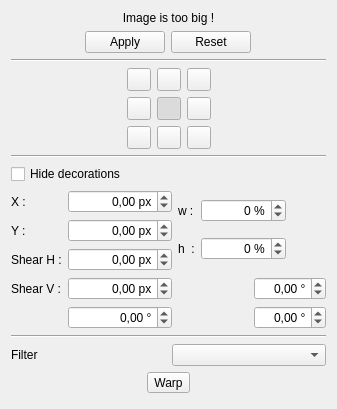
KDE/krita, file krita/plugins/tools/tool_transform2/wdg_tool_transform.ui: the form before one commit.
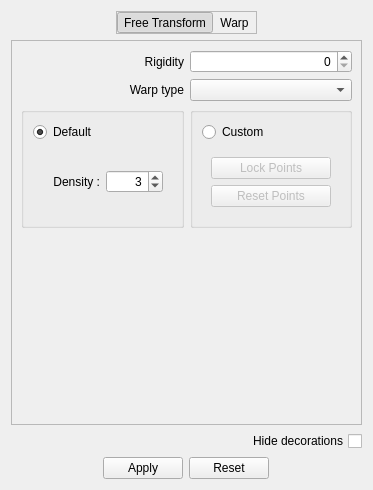
The form after the commit. The open tabs and pages were chosen to show the change. Custom widgets are drawn as their Qt base class.

Patch:
```diff
--- a/krita/plugins/tools/tool_transform2/wdg_tool_transform.ui
+++ b/krita/plugins/tools/tool_transform2/wdg_tool_transform.ui
@@ -6,12 +6,12 @@
    <rect>
     <x>0</x>
     <y>0</y>
-    <width>337</width>
-    <height>409</height>
+    <width>373</width>
+    <height>490</height>
    </rect>
   </property>
   <property name="sizePolicy">
-   <sizepolicy hsizetype="Preferred" vsizetype="Preferred">
+   <sizepolicy hsizetype="Minimum" vsizetype="Minimum">
     <horstretch>0</horstretch>
     <verstretch>0</verstretch>
    </sizepolicy>
@@ -22,15 +22,131 @@
     <height>0</height>
    </size>
   </property>
+  <property name="maximumSize">
+   <size>
+    <width>16777215</width>
+    <height>16777215</height>
+   </size>
+  </property>
+  <property name="baseSize">
+   <size>
+    <width>0</width>
+    <height>0</height>
+   </size>
+  </property>
   <property name="windowTitle">
-   <string>Transform</string>
+   <string>Form</string>
   </property>
-  <property name="locale">
-   <locale language="French" country="France"/>
+  <property name="layoutDirection">
+   <enum>Qt::LeftToRight</enum>
   </property>
-  <layout class="QVBoxLayout" name="verticalLayout_3">
+  <layout class="QHBoxLayout" name="horizontalLayout_5">
    <item>
-    <layout class="QVBoxLayout" name="verticalLayout_4" stretch="0,0,0,0,0,0,0,0,0,0">
+    <layout class="QVBoxLayout" name="verticalLayout_2" stretch="0,0,0,0">
+     <item>
+      <layout class="QHBoxLayout" name="horizontalLayout">
+       <item>
+        <spacer name="horizontalSpacer_2">
+         <property name="orientation">
+          <enum>Qt::Horizontal</enum>
+         </property>
+         <property name="sizeHint" stdset="0">
+          <size>
+           <width>40</width>
+           <height>20</height>
+          </size>
+         </property>
+        </spacer>
+       </item>
+       <item>
+        <widget class="QFrame" name="frame">
+         <property name="frameShape">
+          <enum>QFrame::StyledPanel</enum>
+         </property>
+         <property name="frameShadow">
+          <enum>QFrame::Raised</enum>
+         </property>
+         <layout class="QHBoxLayout" name="horizontalLayout_3">
+          <property name="spacing">
+           <number>0</number>
+          </property>
+          <property name="margin">
+           <number>0</number>
+          </property>
+          <item>
+           <widget class="QToolButton" name="freeTransformButton">
+            <property name="text">
+             <string>Free Transform</string>
+            </property>
+            <property name="checkable">
+             <bool>true</bool>
+            </property>
+            <property name="checked">
+             <bool>true</bool>
+            </property>
+            <property name="autoExclusive">
+             <bool>true</bool>
+            </property>
+            <property name="autoRaise">
+             <bool>true</bool>
+            </property>
+           </widget>
+          </item>
+          <item>
+           <widget class="QToolButton" name="warpButton">
+            <property name="text">
+             <string>Warp</string>
+            </property>
+            <property name="checkable">
+             <bool>true</bool>
+            </property>
+            <property name="checked">
+             <bool>false</bool>
+            </property>
+            <property name="autoExclusive">
+             <bool>true</bool>
+            </property>
+            <property name="autoRaise">
+             <bool>true</bool>
+            </property>
+           </widget>
+          </item>
+         </layout>
+        </widget>
+       </item>
+       <item>
+        <spacer name="horizontalSpacer">
+         <property name="orientation">
+          <enum>Qt::Horizontal</enum>
+         </property>
+         <property name="sizeHint" stdset="0">
+          <size>
+           <width>40</width>
+           <height>20</height>
+          </size>
+         </property>
+        </spacer>
+       </item>
+      </layout>
+     </item>
+     <item>
+      <widget class="QStackedWidget" name="stackedWidget">
+       <property name="frameShape">
+        <enum>QFrame::StyledPanel</enum>
+       </property>
+       <property name="frameShadow">
+        <enum>QFrame::Raised</enum>
+       </property>
+       <property name="currentIndex">
+        <number>0</number>
+       </property>
+       <widget class="QWidget" name="freeTransformWidget">
+        <layout class="QVBoxLayout" name="verticalLayout_4">
+         <item>
+          <layout class="QVBoxLayout" name="verticalLayout_5" stretch="0,0,0,0,0,0,0">
+           <item>
+            <widget class="QWidget" name="tooBigLabelWidget" native="true">
+             <layout class="QVBoxLayout" name="tooBigLabelLayout">
      <item>
       <widget class="QLabel" name="tooBigLabel">
        <property name="layoutDirection">
@@ -44,22 +160,6 @@
        </property>
       </widget>
      </item>
-     <item>
-      <widget class="QDialogButtonBox" name="buttonBox">
-       <property name="layoutDirection">
-        <enum>Qt::RightToLeft</enum>
-       </property>
-       <property name="orientation">
-        <enum>Qt::Horizontal</enum>
-       </property>
-       <property name="standardButtons">
-        <set>QDialogButtonBox::Apply|QDialogButtonBox::Reset</set>
-       </property>
-       <property name="centerButtons">
-        <bool>true</bool>
-       </property>
-      </widget>
-     </item>
      <item>
       <widget class="Line" name="line">
        <property name="orientation">
@@ -67,18 +167,18 @@
        </property>
       </widget>
      </item>
+             </layout>
+            </widget>
+           </item>
      <item>
       <layout class="QVBoxLayout" name="verticalLayout">
        <item>
-        <layout class="QHBoxLayout" name="horizontalLayout">
+              <layout class="QHBoxLayout" name="horizontalLayout_2" stretch="1,0,1,2">
          <item>
-          <spacer name="horizontalSpacer">
+                <spacer name="horizontalSpacer_4">
            <property name="orientation">
             <enum>Qt::Horizontal</enum>
            </property>
-           <property name="sizeType">
-            <enum>QSizePolicy::Expanding</enum>
-           </property>
            <property name="sizeHint" stdset="0">
             <size>
              <width>40</width>
@@ -272,13 +372,10 @@
           </layout>
          </item>
          <item>
-          <spacer name="horizontalSpacer_2">
+                <spacer name="horizontalSpacer_3">
            <property name="orientation">
             <enum>Qt::Horizontal</enum>
            </property>
-           <property name="sizeType">
-            <enum>QSizePolicy::Expanding</enum>
-           </property>
            <property name="sizeHint" stdset="0">
             <size>
              <width>40</width>
@@ -287,6 +384,127 @@
            </property>
           </spacer>
          </item>
+               <item>
+                <layout class="QGridLayout" name="gridLayout_2" columnstretch="1,0">
+                 <item row="0" column="0">
+                  <widget class="QLabel" name="label_rotateX">
+                   <property name="layoutDirection">
+                    <enum>Qt::LeftToRight</enum>
+                   </property>
+                   <property name="text">
+                    <string/>
+                   </property>
+                   <property name="alignment">
+                    <set>Qt::AlignRight|Qt::AlignTrailing|Qt::AlignVCenter</set>
+                   </property>
+                  </widget>
+                 </item>
+                 <item row="0" column="1">
+                  <widget class="QDoubleSpinBox" name="aXBox">
+                   <property name="wrapping">
+                    <bool>true</bool>
+                   </property>
+                   <property name="alignment">
+                    <set>Qt::AlignRight|Qt::AlignTrailing|Qt::AlignVCenter</set>
+                   </property>
+                   <property name="accelerated">
+                    <bool>true</bool>
+                   </property>
+                   <property name="suffix">
+                    <string> °</string>
+                   </property>
+                   <property name="maximum">
+                    <double>360.000000000000000</double>
+                   </property>
+                  </widget>
+                 </item>
+                 <item row="1" column="1">
+                  <widget class="QDoubleSpinBox" name="aYBox">
+                   <property name="wrapping">
+                    <bool>true</bool>
+                   </property>
+                   <property name="alignment">
+                    <set>Qt::AlignRight|Qt::AlignTrailing|Qt::AlignVCenter</set>
+                   </property>
+                   <property name="accelerated">
+                    <bool>true</bool>
+                   </property>
+                   <property name="suffix">
+                    <string> °</string>
+                   </property>
+                   <property name="maximum">
+                    <double>360.000000000000000</double>
+                   </property>
+                  </widget>
+                 </item>
+                 <item row="1" column="0">
+                  <widget class="QLabel" name="label_rotateY">
+                   <property name="sizePolicy">
+                    <sizepolicy hsizetype="Preferred" vsizetype="Preferred">
+                     <horstretch>0</horstretch>
+                     <verstretch>0</verstretch>
+                    </sizepolicy>
+                   </property>
+                   <property name="layoutDirection">
+                    <enum>Qt::LeftToRight</enum>
+                   </property>
+                   <property name="text">
+                    <string/>
+                   </property>
+                   <property name="alignment">
+                    <set>Qt::AlignRight|Qt::AlignTrailing|Qt::AlignVCenter</set>
+                   </property>
+                  </widget>
+                 </item>
+                 <item row="2" column="1">
+                  <widget class="QDoubleSpinBox" name="aZBox">
+                   <property name="sizePolicy">
+                    <sizepolicy hsizetype="Minimum" vsizetype="Fixed">
+                     <horstretch>0</horstretch>
+                     <verstretch>0</verstretch>
+                    </sizepolicy>
+                   </property>
+                   <property name="wrapping">
+                    <bool>true</bool>
+                   </property>
+                   <property name="alignment">
+                    <set>Qt::AlignRight|Qt::AlignTrailing|Qt::AlignVCenter</set>
+                   </property>
+                   <property name="accelerated">
+                    <bool>true</bool>
+                   </property>
+                   <property name="suffix">
+                    <string> °</string>
+                   </property>
+                   <property name="decimals">
+                    <number>2</number>
+                   </property>
+                   <property name="maximum">
+                    <double>360.000000000000000</double>
+                   </property>
+                  </widget>
+                 </item>
+                 <item row="2" column="0">
+                  <widget class="QLabel" name="label_rotateZ">
+                   <property name="sizePolicy">
+                    <sizepolicy hsizetype="Preferred" vsizetype="Preferred">
+                     <horstretch>0</horstretch>
+                     <verstretch>0</verstretch>
+                    </sizepolicy>
+                   </property>
+                   <property name="layoutDirection">
+                    <enum>Qt::LeftToRight</enum>
+                   </property>
+                   <property name="text">
+                    <string/>
+                   </property>
+                   <property name="alignment">
+                    <set>Qt::AlignRight|Qt::AlignTrailing|Qt::AlignVCenter</set>
+                   </property>
+                  </widget>
+                 </item>
+                </layout>
+               </item>
         </layout>
        </item>
       </layout>
@@ -299,20 +517,19 @@
       </widget>
      </item>
      <item>
-      <widget class="QCheckBox" name="hideDecorationsBox">
-       <property name="text">
-        <string>Hide decorations</string>
-       </property>
-      </widget>
-     </item>
+            <layout class="QHBoxLayout" name="horizontalLayout_4" stretch="0,0">
      <item>
-      <layout class="QHBoxLayout" name="horizontalLayout_3">
-       <item>
-        <layout class="QGridLayout" name="gridLayout_4">
+              <layout class="QGridLayout" name="gridLayout_6" columnstretch="1,0">
          <item row="0" column="0">
           <widget class="QLabel" name="label">
+                 <property name="layoutDirection">
+                  <enum>Qt::LeftToRight</enum>
+                 </property>
            <property name="text">
-            <string>X :</string>
+                  <string>X offset</string>
+                 </property>
+                 <property name="alignment">
+                  <set>Qt::AlignRight|Qt::AlignTrailing|Qt::AlignVCenter</set>
            </property>
           </widget>
          </item>
@@ -334,17 +551,20 @@
             <number>2</number>
            </property>
            <property name="minimum">
-            <double>-999999.000000000000000</double>
+                  <double>-99999.000000000000000</double>
            </property>
            <property name="maximum">
-            <double>999999.000000000000000</double>
+                  <double>99999.000000000000000</double>
            </property>
           </widget>
          </item>
          <item row="1" column="0">
           <widget class="QLabel" name="label_2">
            <property name="text">
-            <string>Y :</string>
+                  <string>Y offset</string>
+                 </property>
+                 <property name="alignment">
+                  <set>Qt::AlignRight|Qt::AlignTrailing|Qt::AlignVCenter</set>
            </property>
           </widget>
          </item>
@@ -360,46 +580,52 @@
             <string> px</string>
            </property>
            <property name="minimum">
-            <double>-999999.000000000000000</double>
+                  <double>-99999.000000000000000</double>
            </property>
            <property name="maximum">
-            <double>999999.000000000000000</double>
+                  <double>99999.000000000000000</double>
            </property>
           </widget>
          </item>
          <item row="2" column="0">
           <widget class="QLabel" name="label_5">
            <property name="text">
-            <string>Shear H :</string>
-           </property>
-          </widget>
-         </item>
-         <item row="2" column="1">
-          <widget class="QDoubleSpinBox" name="shearXBox">
+                  <string>X Shear</string>
+                 </property>
            <property name="alignment">
             <set>Qt::AlignRight|Qt::AlignTrailing|Qt::AlignVCenter</set>
            </property>
-           <property name="accelerated">
-            <bool>true</bool>
-           </property>
-           <property name="suffix">
-            <string> px</string>
-           </property>
-           <property name="minimum">
-            <double>-9999.000000000000000</double>
-           </property>
-           <property name="maximum">
-            <double>9999.000000000000000</double>
-           </property>
-           <property name="singleStep">
-            <double>0.100000000000000</double>
-           </property>
           </widget>
          </item>
          <item row="3" column="0">
           <widget class="QLabel" name="label_6">
            <property name="text">
-            <string>Shear V :</string>
+                  <string>Y shear</string>
+                 </property>
+                 <property name="alignment">
+                  <set>Qt::AlignRight|Qt::AlignTrailing|Qt::AlignVCenter</set>
+                 </property>
+                </widget>
+               </item>
+               <item row="2" column="1">
+                <widget class="QDoubleSpinBox" name="shearXBox">
+                 <property name="alignment">
+                  <set>Qt::AlignRight|Qt::AlignTrailing|Qt::AlignVCenter</set>
+                 </property>
+                 <property name="accelerated">
+                  <bool>true</bool>
+                 </property>
+                 <property name="suffix">
+                  <string> px</string>
+                 </property>
+                 <property name="minimum">
+                  <double>-9999.000000000000000</double>
+                 </property>
+                 <property name="maximum">
+                  <double>9999.000000000000000</double>
+                 </property>
+                 <property name="singleStep">
+                  <double>0.100000000000000</double>
            </property>
           </widget>
          </item>
@@ -425,54 +651,31 @@
            </property>
           </widget>
          </item>
-         <item row="4" column="0">
-          <widget class="QLabel" name="label_rotateX">
-           <property name="layoutDirection">
-            <enum>Qt::LeftToRight</enum>
-           </property>
-           <property name="text">
-            <string/>
-           </property>
-          </widget>
-         </item>
-         <item row="4" column="1">
-          <widget class="QDoubleSpinBox" name="aXBox">
-           <property name="wrapping">
-            <bool>true</bool>
-           </property>
-           <property name="alignment">
-            <set>Qt::AlignRight|Qt::AlignTrailing|Qt::AlignVCenter</set>
-           </property>
-           <property name="accelerated">
-            <bool>true</bool>
-           </property>
-           <property name="suffix">
-            <string> °</string>
-           </property>
-           <property name="maximum">
-            <double>360.000000000000000</double>
-           </property>
-          </widget>
-         </item>
         </layout>
        </item>
        <item>
-        <layout class="QVBoxLayout" name="verticalLayout_2">
+              <layout class="QVBoxLayout" name="verticalLayout_7">
          <item>
-          <layout class="QHBoxLayout" name="horizontalLayout_2">
+                <layout class="QHBoxLayout" name="horizontalLayout_6" stretch="1,0">
            <item>
-            <layout class="QGridLayout" name="gridLayout_3">
+                  <layout class="QGridLayout" name="gridLayout_7" columnstretch="1,0">
              <item row="0" column="0">
-              <widget class="QLabel" name="label_4">
+                    <widget class="QLabel" name="label_8">
                <property name="text">
-                <string>w :</string>
+                      <string>Width</string>
+                     </property>
+                     <property name="alignment">
+                      <set>Qt::AlignRight|Qt::AlignTrailing|Qt::AlignVCenter</set>
                </property>
               </widget>
              </item>
              <item row="1" column="0">
-              <widget class="QLabel" name="label_3">
+                    <widget class="QLabel" name="label_9">
                <property name="text">
-                <string>h  :</string>
+                      <string>Height</string>
+                     </property>
+                     <property name="alignment">
+                      <set>Qt::AlignRight|Qt::AlignTrailing|Qt::AlignVCenter</set>
                </property>
               </widget>
              </item>
@@ -491,10 +694,10 @@
                 <number>0</number>
                </property>
                <property name="minimum">
-                <double>-999999.000000000000000</double>
+                      <double>-99999.000000000000000</double>
                </property>
                <property name="maximum">
-                <double>999999.000000000000000</double>
+                      <double>99999.000000000000000</double>
                </property>
               </widget>
              </item>
@@ -513,10 +716,10 @@
                 <number>0</number>
                </property>
                <property name="minimum">
-                <double>-999999.000000000000000</double>
+                      <double>-99999.000000000000000</double>
                </property>
                <property name="maximum">
-                <double>999999.000000000000000</double>
+                      <double>99999.000000000000000</double>
                </property>
               </widget>
              </item>
@@ -528,91 +731,24 @@
           </layout>
          </item>
          <item>
-          <layout class="QGridLayout" name="gridLayout_5">
-           <item row="0" column="0">
-            <widget class="QLabel" name="label_rotateZ">
-             <property name="sizePolicy">
-              <sizepolicy hsizetype="Preferred" vsizetype="Preferred">
-               <horstretch>0</horstretch>
-               <verstretch>0</verstretch>
-              </sizepolicy>
-             </property>
-             <property name="layoutDirection">
-              <enum>Qt::LeftToRight</enum>
-             </property>
-             <property name="text">
-              <string/>
-             </property>
-            </widget>
-           </item>
-           <item row="1" column="0">
-            <widget class="QLabel" name="label_rotateY">
-             <property name="sizePolicy">
-              <sizepolicy hsizetype="Preferred" vsizetype="Preferred">
-               <horstretch>0</horstretch>
-               <verstretch>0</verstretch>
-              </sizepolicy>
-             </property>
-             <property name="layoutDirection">
-              <enum>Qt::LeftToRight</enum>
-             </property>
-             <property name="text">
-              <string/>
-             </property>
-            </widget>
-           </item>
-           <item row="0" column="1">
-            <widget class="QDoubleSpinBox" name="aZBox">
-             <property name="sizePolicy">
-              <sizepolicy hsizetype="Minimum" vsizetype="Fixed">
-               <horstretch>0</horstretch>
-               <verstretch>0</verstretch>
-              </sizepolicy>
-             </property>
-             <property name="wrapping">
-              <bool>true</bool>
-             </property>
-             <property name="alignment">
-              <set>Qt::AlignRight|Qt::AlignTrailing|Qt::AlignVCenter</set>
-             </property>
-             <property name="accelerated">
-              <bool>true</bool>
-             </property>
-             <property name="suffix">
-              <string> °</string>
-             </property>
-             <property name="decimals">
-              <number>2</number>
-             </property>
-             <property name="maximum">
-              <double>360.000000000000000</double>
-             </property>
-            </widget>
-           </item>
-           <item row="1" column="1">
-            <widget class="QDoubleSpinBox" name="aYBox">
-             <property name="wrapping">
-              <bool>true</bool>
-             </property>
-             <property name="alignment">
-              <set>Qt::AlignRight|Qt::AlignTrailing|Qt::AlignVCenter</set>
-             </property>
-             <property name="accelerated">
-              <bool>true</bool>
-             </property>
-             <property name="suffix">
-              <string> °</string>
-             </property>
-             <property name="maximum">
-              <double>360.000000000000000</double>
-             </property>
-            </widget>
-           </item>
+                <spacer name="verticalSpacer_2">
+                 <property name="orientation">
+                  <enum>Qt::Vertical</enum>
+                 </property>
+                 <property name="sizeHint" stdset="0">
+                  <size>
+                   <width>20</width>
+                   <height>40</height>
+                  </size>
+                 </property>
+                </spacer>
+               </item>
           </layout>
          </item>
         </layout>
        </item>
-      </layout>
+           <item>
+            <layout class="QVBoxLayout" name="verticalLayout_3"/>
      </item>
      <item>
       <widget class="Line" name="line_3">
@@ -638,25 +774,181 @@
        </item>
       </layout>
      </item>
+          </layout>
+         </item>
      <item>
-      <layout class="QHBoxLayout" name="horizontalLayout_19">
+          <spacer name="verticalSpacer">
+           <property name="orientation">
+            <enum>Qt::Vertical</enum>
+           </property>
+           <property name="sizeType">
+            <enum>QSizePolicy::MinimumExpanding</enum>
+           </property>
+           <property name="sizeHint" stdset="0">
+            <size>
+             <width>20</width>
+             <height>0</height>
+            </size>
+           </property>
+          </spacer>
+         </item>
+        </layout>
+       </widget>
+       <widget class="QWidget" name="page_2">
+        <layout class="QVBoxLayout" name="verticalLayout_9">
        <item>
-        <widget class="QToolButton" name="warpButton">
+          <layout class="QVBoxLayout" name="verticalLayout_8">
+           <item>
+            <layout class="QHBoxLayout" name="horizontalLayout_9">
+             <item>
+              <widget class="QLabel" name="label_4">
+               <property name="text">
+                <string>Rigidity</string>
+               </property>
+               <property name="alignment">
+                <set>Qt::AlignRight|Qt::AlignTrailing|Qt::AlignVCenter</set>
+               </property>
+              </widget>
+             </item>
+             <item>
+              <widget class="QSpinBox" name="spinBox_2">
+               <property name="alignment">
+                <set>Qt::AlignRight|Qt::AlignTrailing|Qt::AlignVCenter</set>
+               </property>
+              </widget>
+             </item>
+            </layout>
+           </item>
+           <item>
+            <layout class="QHBoxLayout" name="horizontalLayout_10">
+             <item>
+              <widget class="QLabel" name="label_7">
+               <property name="text">
+                <string>Warp type</string>
+               </property>
+               <property name="alignment">
+                <set>Qt::AlignRight|Qt::AlignTrailing|Qt::AlignVCenter</set>
+               </property>
+              </widget>
+             </item>
+             <item>
+              <widget class="KisCmbIDList" name="cmbFilter_2"/>
+             </item>
+            </layout>
+           </item>
+           <item>
+            <layout class="QHBoxLayout" name="horizontalLayout_8">
+             <item>
+              <widget class="QGroupBox" name="groupBox">
+               <property name="title">
+                <string/>
+               </property>
+               <layout class="QVBoxLayout" name="verticalLayout_13">
+                <item>
+                 <layout class="QVBoxLayout" name="verticalLayout_6">
+                  <item>
+                   <widget class="QRadioButton" name="DefaultRadioButton">
+                    <property name="text">
+                     <string>Default</string>
+                    </property>
+                    <property name="checked">
+                     <bool>true</bool>
+                    </property>
+                    <property name="autoExclusive">
+                     <bool>true</bool>
+                    </property>
+                    <attribute name="buttonGroup">
+                     <string>buttonGroup</string>
+                    </attribute>
+                   </widget>
+                  </item>
+                  <item>
+                   <widget class="QWidget" name="horizontalWidget" native="true">
+                    <layout class="QHBoxLayout" name="horizontalLayout_7">
+                     <item>
+                      <widget class="QLabel" name="label_3">
+                       <property name="text">
+                        <string>Density :</string>
+                       </property>
+                       <property name="alignment">
+                        <set>Qt::AlignRight|Qt::AlignTrailing|Qt::AlignVCenter</set>
+                       </property>
+                      </widget>
+                     </item>
+                     <item>
+                      <widget class="QSpinBox" name="spinBox">
+                       <property name="alignment">
+                        <set>Qt::AlignRight|Qt::AlignTrailing|Qt::AlignVCenter</set>
+                       </property>
+                       <property name="minimum">
+                        <number>1</number>
+                       </property>
+                       <property name="value">
+                        <number>3</number>
+                       </property>
+                      </widget>
+                     </item>
+                    </layout>
+                   </widget>
+                  </item>
+                 </layout>
+                </item>
+               </layout>
+              </widget>
+             </item>
+             <item>
+              <widget class="QGroupBox" name="groupBox_2">
+               <property name="title">
+                <string/>
+               </property>
+               <layout class="QVBoxLayout" name="verticalLayout_14">
+                <item>
+                 <layout class="QVBoxLayout" name="verticalLayout_12">
+                  <item>
+                   <widget class="QRadioButton" name="CustomRadioButton">
+                    <property name="text">
+                     <string>Custom</string>
+                    </property>
+                    <property name="autoExclusive">
+                     <bool>true</bool>
+                    </property>
+                    <attribute name="buttonGroup">
+                     <string>buttonGroup</string>
+                    </attribute>
+                   </widget>
+                  </item>
+                  <item>
+                   <widget class="QWidget" name="verticalWidget_4" native="true">
          <property name="enabled">
-          <bool>true</bool>
-         </property>
+                     <bool>false</bool>
+                    </property>
+                    <layout class="QVBoxLayout" name="verticalLayout_11">
+                     <item>
+                      <widget class="QPushButton" name="lockUnlockPointsButton">
          <property name="text">
-          <string>Warp</string>
+                        <string>Lock Points</string>
          </property>
          <property name="checkable">
           <bool>true</bool>
          </property>
-         <property name="checked">
+                       <property name="autoExclusive">
           <bool>false</bool>
          </property>
-         <property name="autoRaise">
-          <bool>false</bool>
-         </property>
+                      </widget>
+                     </item>
+                     <item>
+                      <widget class="QPushButton" name="resetPointsButton">
+                       <property name="text">
+                        <string>Reset Points</string>
+                       </property>
+                      </widget>
+                     </item>
+                    </layout>
+                   </widget>
+                  </item>
+                 </layout>
+                </item>
+               </layout>
         </widget>
        </item>
       </layout>
@@ -668,16 +960,45 @@
      <property name="orientation">
       <enum>Qt::Vertical</enum>
      </property>
-     <property name="sizeType">
-      <enum>QSizePolicy::Expanding</enum>
-     </property>
      <property name="sizeHint" stdset="0">
       <size>
-       <width>17</width>
-       <height>37</height>
+             <width>20</width>
+             <height>40</height>
       </size>
      </property>
     </spacer>
+         </item>
+        </layout>
+       </widget>
+      </widget>
+     </item>
+     <item>
+      <widget class="QCheckBox" name="hideDecorationsBox">
+       <property name="layoutDirection">
+        <enum>Qt::RightToLeft</enum>
+       </property>
+       <property name="text">
+        <string>Hide decorations</string>
+       </property>
+      </widget>
+     </item>
+     <item>
+      <widget class="QDialogButtonBox" name="buttonBox">
+       <property name="layoutDirection">
+        <enum>Qt::RightToLeft</enum>
+       </property>
+       <property name="orientation">
+        <enum>Qt::Horizontal</enum>
+       </property>
+       <property name="standardButtons">
+        <set>QDialogButtonBox::Apply|QDialogButtonBox::Reset</set>
+       </property>
+       <property name="centerButtons">
+        <bool>true</bool>
+       </property>
+      </widget>
+     </item>
+    </layout>
    </item>
   </layout>
  </widget>
```
Left out of the diff: 38 changed lines with no effect on the pictures. Lines whose indentation alone changed are shown as unchanged.
